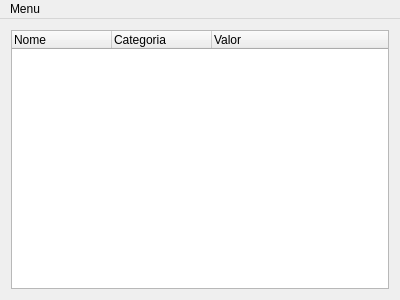
The window that src/mainwindow.ui (matheuspb/INE5417) describes before a commit, drawn with Qt 5.
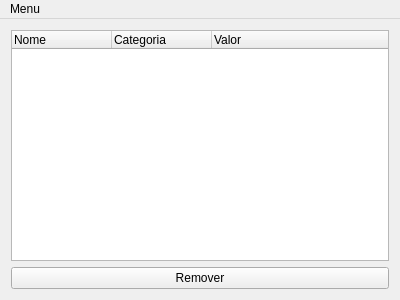
The same window after the commit. Custom widgets are drawn as their Qt base class.

The edit to the form file:
```diff
--- a/src/mainwindow.ui
+++ b/src/mainwindow.ui
@@ -21,6 +21,13 @@
   </property>
   <widget class="QWidget" name="centralWidget">
    <layout class="QGridLayout" name="gridLayout">
+    <item row="2" column="1">
+     <widget class="QPushButton" name="deleteButton">
+      <property name="text">
+       <string>Remover</string>
+      </property>
+     </widget>
+    </item>
     <item row="0" column="1">
      <widget class="EntryWidget" name="entryWidget">
       <column>
```
Left out of the diff: 4 changed lines with no effect on the pictures.
